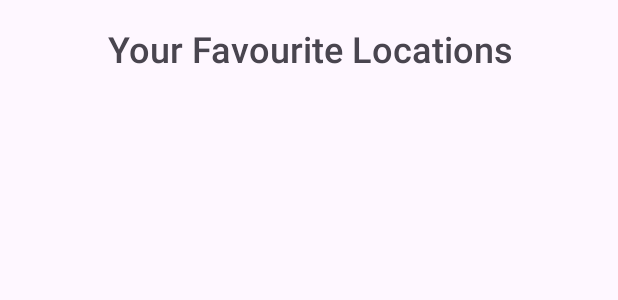
After one commit to JesiahChow/MAD2023_Team1, an Android app: the layout activity_favourite_locations.xml on its own in the app's theme, with its tools: preview values and no code run, on a phone screen of 412 x 824 dp. The commit adds this screen. Shown: the top 300 px of the screen. Run offline under Robolectric (Android 15) with nearby library versions, the phone set to English and light mode, and no system bars.

Commit message:
Changelog: - Created layout for FavouriteLocations Activity. - Created and implemented FavouriteLocationsActivity class. - Created and implemented FavouriteLocations class. - Added new string value to "strings.xml" file containing the text to be displayed in the topmost header of the favourite locations page.

```diff
--- a/app/src/main/AndroidManifest.xml
+++ b/app/src/main/AndroidManifest.xml
@@ -12,6 +12,9 @@
         android:supportsRtl="true"
         android:theme="@style/Theme.MADAssignmentTeam1"
         tools:targetApi="31">
+        <activity
+            android:name=".FavouriteLocationsActivity"
+            android:exported="false" />
         <activity
             android:name=".ForgotPassword"
             android:exported="false" />
--- /dev/null
+++ b/app/src/main/java/sg/edu/np/mad/madassignmentteam1/FavouriteLocations.java
@@ -0,0 +1,12 @@
+package sg.edu.np.mad.madassignmentteam1;
+
+import java.util.ArrayList;
+
+public class FavouriteLocations {
+    ArrayList<String> favouriteLocationNames = new ArrayList<String>();
+
+    public FavouriteLocations()
+    {
+
+    }
+}
--- /dev/null
+++ b/app/src/main/java/sg/edu/np/mad/madassignmentteam1/FavouriteLocationsActivity.java
@@ -0,0 +1,21 @@
+package sg.edu.np.mad.madassignmentteam1;
+
+import androidx.appcompat.app.AppCompatActivity;
+import androidx.recyclerview.widget.RecyclerView;
+
+import android.os.Bundle;
+
+public class FavouriteLocationsActivity extends AppCompatActivity {
+    RecyclerView favouriteLocationsRecyclerView = null;
+
+    @Override
+    protected void onCreate(Bundle savedInstanceState) {
+        super.onCreate(savedInstanceState);
+
+        setContentView(R.layout.activity_favourite_locations);
+
+        favouriteLocationsRecyclerView = findViewById(R.id.FavouriteLocationsRecyclerView);
+
+
+    }
+}
--- /dev/null
+++ b/app/src/main/res/layout/activity_favourite_locations.xml
@@ -0,0 +1,34 @@
+<?xml version="1.0" encoding="utf-8"?>
+<androidx.constraintlayout.widget.ConstraintLayout xmlns:android="http://schemas.android.com/apk/res/android"
+    xmlns:app="http://schemas.android.com/apk/res-auto"
+    xmlns:tools="http://schemas.android.com/tools"
+    android:layout_width="match_parent"
+    android:layout_height="match_parent"
+    tools:context=".FavouriteLocationsActivity">
+
+    <TextView
+        android:id="@+id/FavouriteLocationsHeaderTextView"
+        android:layout_width="wrap_content"
+        android:layout_height="wrap_content"
+        android:layout_marginStart="72dp"
+        android:layout_marginTop="16dp"
+        android:fontFamily="sans-serif-medium"
+        android:text="@string/favourite_locations_header_text"
+        android:textAlignment="center"
+        android:textSize="24sp"
+        app:layout_constraintStart_toStartOf="parent"
+        app:layout_constraintTop_toTopOf="parent" />
+
+    <androidx.recyclerview.widget.RecyclerView
+        android:id="@+id/FavouriteLocationsRecyclerView"
+        android:layout_width="409dp"
+        android:layout_height="681dp"
+        android:layout_marginStart="1dp"
+        android:layout_marginTop="1dp"
+        android:paddingLeft="20dp"
+        android:paddingTop="20dp"
+        android:paddingRight="20dp"
+        android:paddingBottom="20dp"
+        app:layout_constraintStart_toStartOf="parent"
+        app:layout_constraintTop_toBottomOf="@+id/FavouriteLocationsHeaderTextView" />
+</androidx.constraintlayout.widget.ConstraintLayout>
--- a/app/src/main/res/values/strings.xml
+++ b/app/src/main/res/values/strings.xml
@@ -6,5 +6,5 @@
     <string name="password">Password</string>
     <string name="back">Back</string>
     <string name="reset">Reset Password</string>
-
+    <string name="favourite_locations_header_text">Your Favourite Locations</string>
 </resources>
```
